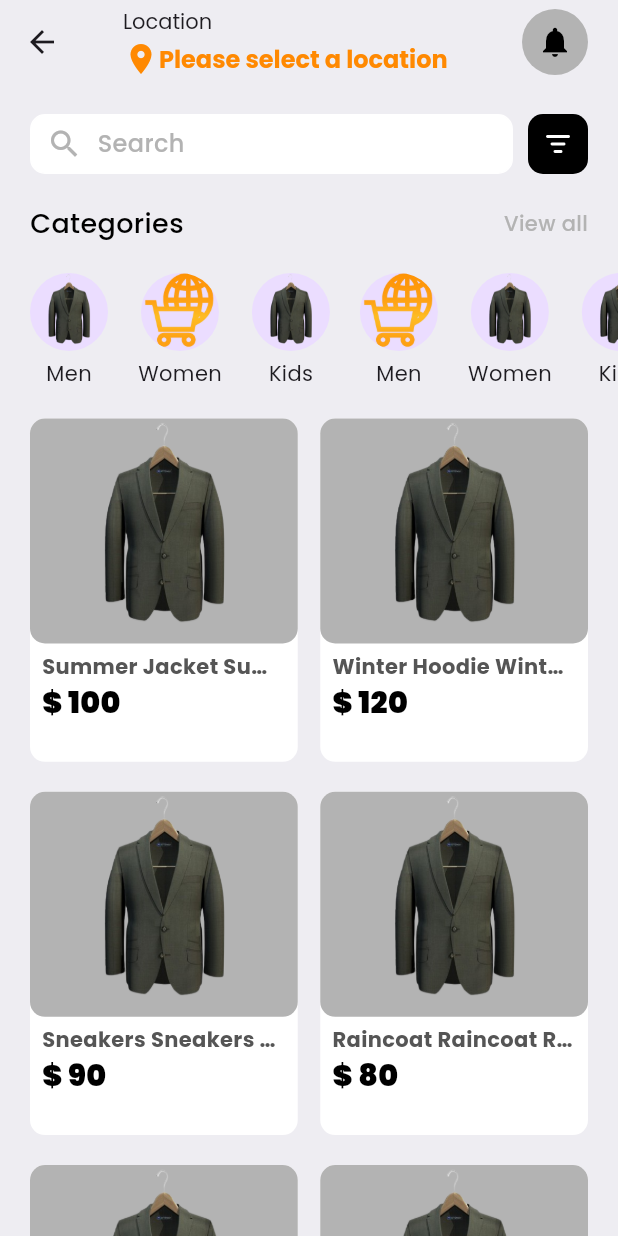
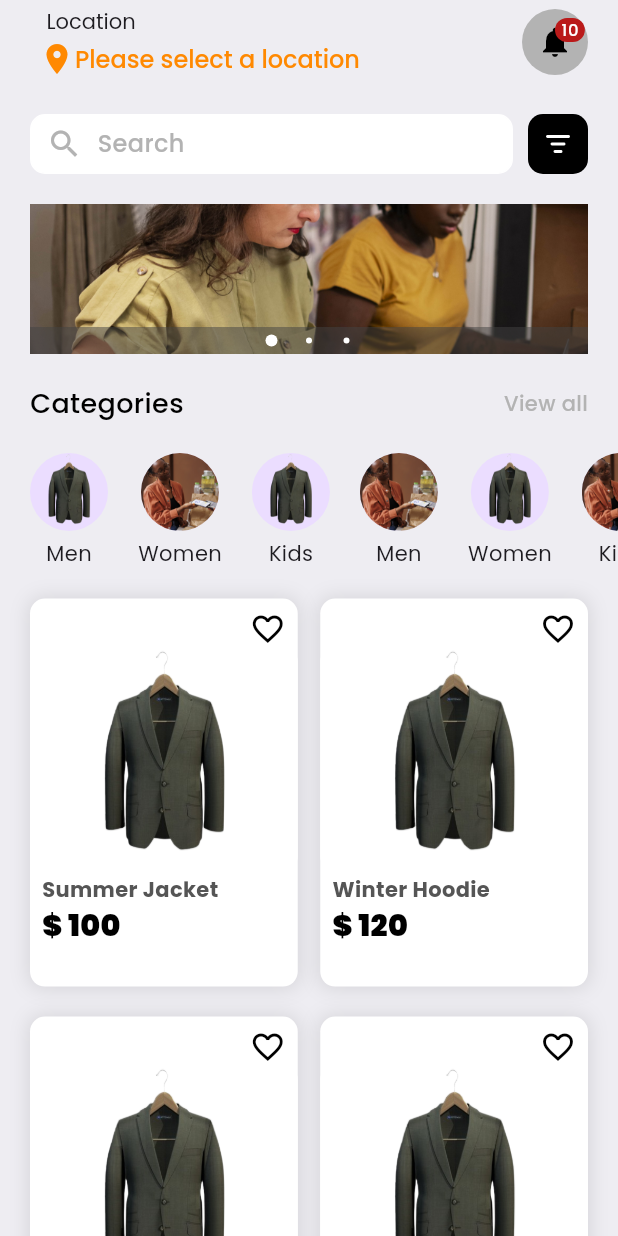
Before and after one commit to TimzonaTimothy/flutter-ecom, a Flutter app: the HomeScreen screen opened by its route, after a tap on "View all", on a phone screen of 412 x 824 dp. Run offline on Flutter 3.47's test engine with Material 3 defaults, Android fonts, the phone set to English and light mode, and no system bars; our stand-ins replace another_carousel_pro, fluentui_icons, get, google_fonts, shared_preferences, shimmer; accounts and stored records are empty.

Commit message:
home page

```diff
--- a/lib/base/bottom_nav_bar.dart
+++ b/lib/base/bottom_nav_bar.dart
@@ -52,20 +52,22 @@ class _BottomNavBarState extends State<BottomNavBar> {
               selectedItemColor: AppStyles.primaryColor,
               unselectedItemColor: AppStyles.greColor,
               showSelectedLabels: true,
-              items: const [
-                BottomNavigationBarItem(
+              items: [
+                const BottomNavigationBarItem(
                     icon: Icon(FluentSystemIcons.ic_fluent_home_regular),
                     activeIcon: Icon(FluentSystemIcons.ic_fluent_home_filled),
                     label: "Home"),
-                BottomNavigationBarItem(
+                const BottomNavigationBarItem(
                     icon: Icon(FluentSystemIcons.ic_fluent_heart_regular),
                     activeIcon: Icon(FluentSystemIcons.ic_fluent_heart_filled),
                     label: "Wishlist"),
                 BottomNavigationBarItem(
-                    icon: Icon(Icons.shopping_cart_outlined),
-                    activeIcon: Icon(Icons.shopping_cart),
+                    icon: Badge.count(
+                        count: 10,
+                        child: const Icon(Icons.shopping_cart_outlined)),
+                    activeIcon: const Icon(Icons.shopping_cart),
                     label: "Carts"),
-                BottomNavigationBarItem(
+                const BottomNavigationBarItem(
                     icon: Icon(FluentSystemIcons.ic_fluent_person_regular),
                     activeIcon: Icon(FluentSystemIcons.ic_fluent_person_filled),
                     label: "Profile"),
--- a/lib/base/utils/token.dart
+++ b/lib/base/utils/token.dart
@@ -26,7 +26,7 @@ String? getToken() {
 Future removeToken() async {
   await prefs.remove('token');
   await prefs.remove('refreshToken');
-  showSuccessSnackbar("Logout successful");
+  // showSuccessSnackbar("Logout successful");
   Get.offAll(() => const SignInScreen());
 }
 
--- /dev/null
+++ b/lib/base/widgets/image_sliders.dart
@@ -0,0 +1,33 @@
+import 'package:another_carousel_pro/another_carousel_pro.dart';
+import 'package:ecom_app/base/res/media.dart';
+import 'package:flutter/material.dart';
+
+class ImageSliders extends StatefulWidget {
+  const ImageSliders({super.key});
+
+  @override
+  State<ImageSliders> createState() => _ImageSlidersState();
+}
+
+class _ImageSlidersState extends State<ImageSliders> {
+  @override
+  Widget build(BuildContext context) {
+    return Column(
+      children: [
+        SizedBox(
+          height: 100,
+          width: double.infinity,
+          child: AnotherCarousel(
+            images: const [
+              AssetImage(AppMedia.onborading1),
+              AssetImage(AppMedia.onborading1),
+              AssetImage(AppMedia.onborading1),
+            ],
+            dotSize: 4,
+            indicatorBgPadding: 5.0,
+          ),
+        )
+      ],
+    );
+  }
+}
--- a/lib/base/widgets/product_card.dart
+++ b/lib/base/widgets/product_card.dart
@@ -2,66 +2,111 @@ import 'package:flutter/material.dart';
 
 import '../../base/res/styles/app_styles.dart';
 
-class ProductCard extends StatelessWidget {
+class ProductCard extends StatefulWidget {
   final String imagePath;
   final String title;
   final String price;
   final VoidCallback? onTap;
+  final VoidCallback? onTapWishlist;
 
-  const ProductCard({
-    super.key,
+  const ProductCard(
+      {super.key,
       required this.imagePath,
       required this.title,
       required this.price,
       required this.onTap,
+      required this.onTapWishlist});
+
+  @override
+  State<ProductCard> createState() => _ProductCardState();
+}
+
+class _ProductCardState extends State<ProductCard> {
+  bool isFavorite = false;
+
+  void _toggleFavorite() {
+    setState(() {
+      isFavorite = !isFavorite;
     });
+
+    if (widget.onTapWishlist != null) {
+      widget.onTapWishlist!();
+    }
+  }
 
   @override
   Widget build(BuildContext context) {
-    return GestureDetector(
-      onTap: onTap,
-      child: Container(
+    return Container(
       decoration: BoxDecoration(
-            color: AppStyles.whiteColor,
-            borderRadius: BorderRadius.circular(10)),
+        boxShadow: [
+              BoxShadow(
+                color: Colors.black.withOpacity(0.1),
+                offset: const Offset(0, 0),
+                blurRadius: 10,
+      spreadRadius: 1,
+              ),
+            ],
+          color: AppStyles.whiteColor, borderRadius: BorderRadius.circular(10)),
       child: SizedBox(
         width: 160,
         child: Column(
           crossAxisAlignment: CrossAxisAlignment.start,
           children: [
-              Container(
+            GestureDetector(
+              onTap: _toggleFavorite,
+              child: Align(
+                  alignment: Alignment.topRight,
+                  child: Padding(
+                    padding: const EdgeInsets.only(top: 8.0, right: 8),
+                    child: Icon(
+                      isFavorite
+                          ? Icons.favorite
+                          : Icons.favorite_border_outlined,
+                      color: isFavorite ? AppStyles.textColor : Colors.black,
+                    ),
+                  )),
+            ),
+            GestureDetector(
+              onTap: widget.onTap,
+              child: Container(
                 height: 150,
                 decoration: BoxDecoration(
-                  color: AppStyles.whiteSmokeColor,
+                  color: AppStyles.whiteColor,
                   borderRadius: BorderRadius.circular(10),
                   image: DecorationImage(
-                    image: AssetImage(imagePath),
+                    image: AssetImage(widget.imagePath),
                     fit: BoxFit.cover,
                   ),
                 ),
               ),
-              const SizedBox(height: 5),
-              Padding(
+            ),
+            const SizedBox(height: 2),
+            GestureDetector(
+              onTap: widget.onTap,
+              child: Padding(
                 padding: const EdgeInsets.symmetric(horizontal: 8.0),
                 child: Text(
-                  title,
+                  widget.title,
                   style: AppStyles.headLineStyle4.copyWith(
                       fontWeight: FontWeight.bold, color: AppStyles.greColor),
                   overflow: TextOverflow.ellipsis,
                   maxLines: 1,
                 ),
               ),
-              Padding(
+            ),
+            GestureDetector(
+              onTap: widget.onTap,
+              child: Padding(
                 padding: const EdgeInsets.only(left: 8.0, bottom: 8),
                 child: Text(
-                  "\$ $price",
+                  "\$ ${widget.price}",
                   style: AppStyles.headLineStyle2
                       .copyWith(fontWeight: FontWeight.w900),
                   overflow: TextOverflow.ellipsis,
                 ),
               ),
+            ),
           ],
-          ),
         ),
       ),
     );
--- /dev/null
+++ b/lib/base/widgets/product_shimmer.dart
@@ -0,0 +1,37 @@
+import 'package:flutter/material.dart';
+import 'package:shimmer/shimmer.dart';
+
+import '../../base/res/styles/app_styles.dart';
+
+class ProductCardShimmer extends StatelessWidget {
+  const ProductCardShimmer({super.key});
+
+  @override
+  Widget build(BuildContext context) {
+    return GridView.builder(
+      physics: const NeverScrollableScrollPhysics(),
+      shrinkWrap: true,
+      itemCount: 6,
+      gridDelegate: const SliverGridDelegateWithFixedCrossAxisCount(
+        crossAxisCount: 2,
+        crossAxisSpacing: 15,
+        mainAxisSpacing: 20,
+        childAspectRatio: 0.69,
+      ),
+      itemBuilder: (context, index) {
+        return Shimmer.fromColors(
+          baseColor: Colors.grey.shade300,
+          highlightColor: Colors.grey.shade100,
+          child: Container(
+            decoration: BoxDecoration(
+              color: Colors.white,
+              borderRadius: BorderRadius.circular(10),
+            ),
+            width: 160,
+            height: 220,
+          ),
+        );
+      },
+    );
+  }
+}
--- a/lib/home/views/home_screen.dart
+++ b/lib/home/views/home_screen.dart
@@ -5,34 +5,64 @@ import '../../base/res/media.dart';
 import '../../base/res/styles/app_styles.dart';
 import '../../base/widgets/app_double_text.dart';
 import '../../base/widgets/category_scroller.dart';
+import '../../base/widgets/image_sliders.dart';
 import '../../base/widgets/product_card.dart';
+import '../../base/widgets/product_shimmer.dart';
 
-class HomeScreen extends StatelessWidget {
+class HomeScreen extends StatefulWidget {
   const HomeScreen({super.key});
+
+  @override
+  State<HomeScreen> createState() => _HomeScreenState();
+}
+
+class _HomeScreenState extends State<HomeScreen> {
+  bool isLoading = true;
+
+  @override
+  void initState() {
+    super.initState();
+    // Simulate a delay like fetching from API
+    Future.delayed(const Duration(seconds: 3), () {
+      if (mounted) {
+        setState(() {
+          isLoading = false;
+        });
+      }
+    });
+  }
 
   @override
   Widget build(BuildContext context) {
     final categories = [
       {'label': 'Men', 'image': AppMedia.welcomeImage},
-      {'label': 'Women', 'image': AppMedia.logo},
+      {'label': 'Women', 'image': AppMedia.onborading3},
       {'label': 'Kids', 'image': AppMedia.welcomeImage},
-      {'label': 'Men', 'image': AppMedia.logo},
+      {'label': 'Men', 'image': AppMedia.onborading3},
       {'label': 'Women', 'image': AppMedia.welcomeImage},
-      {'label': 'Kids', 'image': AppMedia.welcomeImage},
+      {'label': 'Kids', 'image': AppMedia.onborading3},
       {'label': 'Men', 'image': AppMedia.welcomeImage},
-      {'label': 'Women', 'image': AppMedia.welcomeImage},
+      {'label': 'Women', 'image': AppMedia.onborading3},
       {'label': 'Kids', 'image': AppMedia.welcomeImage},
     ];
     return Scaffold(
       appBar: AppBar(
+        elevation: 0,
+        automaticallyImplyLeading: false,
         backgroundColor: AppStyles.bgColor,
         title: Container(
           padding: const EdgeInsets.only(left: 10),
           child: Column(
-            mainAxisAlignment: MainAxisAlignment.start,
+            // mainAxisAlignment: MainAxisAlignment.start,
             crossAxisAlignment: CrossAxisAlignment.start,
             children: [
-              const Text("Location", style: TextStyle(fontSize: 14)),
+              const Padding(
+                padding: EdgeInsets.only(left: 5.0),
+                child: Text("Location",
+                    style: TextStyle(
+                      fontSize: 14,
+                    )),
+              ),
               const SizedBox(height: 4),
               Row(
                 mainAxisAlignment: MainAxisAlignment.start,
@@ -41,12 +71,17 @@ class HomeScreen extends StatelessWidget {
                     Icons.location_on,
                     color: AppStyles.primaryColor,
                   ),
-                  Text(
+                  SizedBox(
+                    width: MediaQuery.of(context).size.width * 0.5,
+                    child: Text(
                       "Please select a location",
+                      maxLines: 1,
+                      overflow: TextOverflow.ellipsis,
                       style: TextStyle(
-                        fontWeight: FontWeight.bold,
+                          fontWeight: FontWeight.w500,
                           fontSize: 16,
                           color: AppStyles.primaryColor),
+                    ),
                   ),
                 ],
               ),
@@ -59,9 +94,12 @@ class HomeScreen extends StatelessWidget {
               decoration: BoxDecoration(
                   borderRadius: BorderRadius.circular(50),
                   color: AppStyles.whiteSmokeColor),
+              child: Badge.count(
+                count: 10,
                 child: Icon(
                   Icons.notifications,
                   color: AppStyles.textColor,
+                ),
               )),
           const SizedBox(
             width: 20,
@@ -70,6 +108,7 @@ class HomeScreen extends StatelessWidget {
       ),
       backgroundColor: AppStyles.bgColor,
       body: ListView(
+        padding: const EdgeInsets.only(bottom: 20),
         shrinkWrap: true,
         children: [
           const SizedBox(
@@ -131,6 +170,16 @@ class HomeScreen extends StatelessWidget {
           const SizedBox(
             height: 20,
           ),
+           Container(
+            padding: EdgeInsets.symmetric(horizontal: 20),
+            decoration: BoxDecoration(
+              borderRadius: BorderRadius.circular(10)
+            ),
+            child: ImageSliders(),
+          ),
+          const SizedBox(
+            height: 20,
+          ),
           Padding(
             padding: const EdgeInsets.symmetric(horizontal: 20),
             child: AppDoubleText(
@@ -154,75 +203,49 @@ class HomeScreen extends StatelessWidget {
           ),
           Padding(
             padding: const EdgeInsets.symmetric(horizontal: 20),
-  child: GridView.count(
-    physics: const NeverScrollableScrollPhysics(), // disables GridView scrolling
-    shrinkWrap: true, // makes GridView fit in ListView
-    crossAxisCount: 2,
-    crossAxisSpacing: 15,
-    mainAxisSpacing: 20,
-    childAspectRatio: 0.78, // adjust based on your card height/width
-    children:  [
-      ProductCard(
-        imagePath: AppMedia.welcomeImage,
-        title: 'Summer Jacket Summer Jacket',
-        price: '100',
-        onTap: () {},
+            child: isLoading ? const ProductCardShimmer() : _buildProductGrid(),
           ),
-      ProductCard(
-        imagePath: AppMedia.welcomeImage,
-        title: 'Winter Hoodie Winter Hoodie',
-        price: '120',
-        onTap: () {},
-      ),
-      ProductCard(
-        imagePath: AppMedia.welcomeImage,
-        title: 'Sneakers Sneakers Sneakers',
-        price: '90',
-        onTap: () {},
-      ),
-      ProductCard(
-        imagePath: AppMedia.welcomeImage,
-        title: 'Raincoat Raincoat Raincoat',
-        price: '80',
-        onTap: () {},
-      ),
-      ProductCard(
-        imagePath: AppMedia.welcomeImage,
-        title: 'Winter Hoodie Winter Hoodie',
-        price: '120',
-        onTap: () {},
-      ),
-      ProductCard(
-        imagePath: AppMedia.welcomeImage,
-        title: 'Sneakers Sneakers Sneakers',
-        price: '90',
-        onTap: () {},
-      ),
-      ProductCard(
-        imagePath: AppMedia.welcomeImage,
-        title: 'Raincoat Raincoat Raincoat',
-        price: '80',
-        onTap: () {},
-      ),
-      ProductCard(
-        imagePath: AppMedia.welcomeImage,
-        title: 'Winter Hoodie Winter Hoodie',
-        price: '120',
-        onTap: () {},
-      ),
-      ProductCard(
-        imagePath: AppMedia.welcomeImage,
-        title: 'Sneakers Sneakers Sneakers',
-        price: '90',
-        onTap: () {},
-      ),
-
-    ],
-  ),
-),
-
         ],
       ),
     );
   }
+
+  Widget _buildProductGrid() {
+    final products = [
+      {'title': 'Summer Jacket', 'price': '100'},
+      {'title': 'Winter Hoodie', 'price': '120'},
+      {'title': 'Sneakers', 'price': '90'},
+      {'title': 'Raincoat', 'price': '80'},
+      {'title': 'Summer Jacket', 'price': '100'},
+      {'title': 'Winter Hoodie', 'price': '120'},
+      {'title': 'Sneakers', 'price': '90'},
+      {'title': 'Raincoat', 'price': '80'},
+      {'title': 'Summer Jacket', 'price': '100'},
+      {'title': 'Winter Hoodie', 'price': '120'},
+      {'title': 'Sneakers', 'price': '90'},
+      {'title': 'Raincoat', 'price': '80'},
+      {'title': 'Summer Jacket', 'price': '100'},
+      {'title': 'Winter Hoodie', 'price': '120'},
+      {'title': 'Sneakers', 'price': '90'},
+      {'title': 'Raincoat', 'price': '80'},
+    ];
+
+    return GridView.count(
+      physics: const NeverScrollableScrollPhysics(),
+      shrinkWrap: true,
+      crossAxisCount: 2,
+      crossAxisSpacing: 15,
+      mainAxisSpacing: 20,
+      childAspectRatio: 0.69,
+      children: products.map((product) {
+        return ProductCard(
+          imagePath: AppMedia.welcomeImage,
+          title: product['title']!,
+          price: product['price']!,
+          onTap: () {},
+          onTapWishlist: () {},
+        );
+      }).toList(),
+    );
   }
+}
--- a/pubspec.yaml
+++ b/pubspec.yaml
@@ -41,6 +41,8 @@ dependencies:
   flutter_svg: ^2.1.0
   google_fonts: ^6.2.1
   fluentui_icons: ^1.0.0
+  shimmer: ^3.0.0
+  another_carousel_pro: ^1.0.2
 
 dev_dependencies:
   flutter_test:
```
Also changed, not shown: lib/onboarding/welcome_screen.dart (+0 -88 lines), pubspec.lock. Lines whose indentation alone changed are shown as unchanged.
